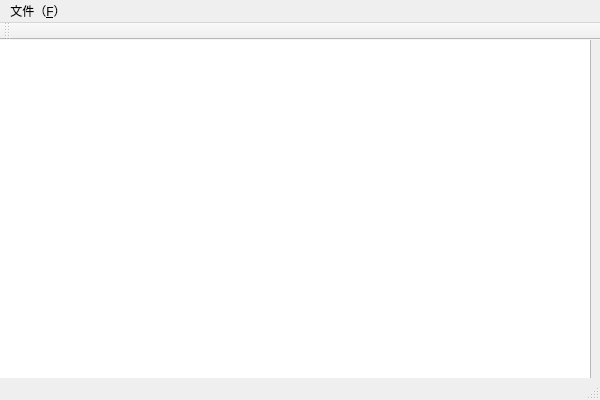
Old version of the form mynotpad/mynotpad.ui in the repository dongmuliu/mynotepad.
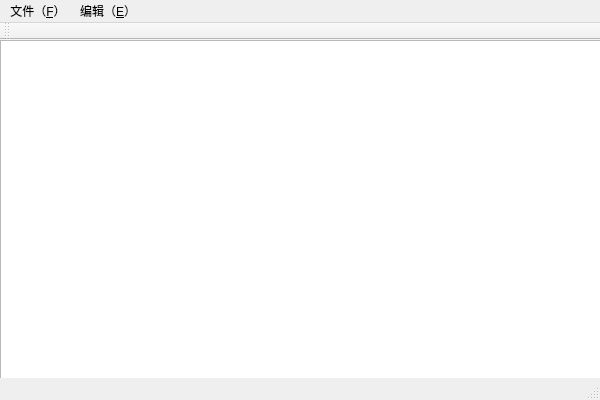
New version of the form.

Diff of the .ui file:
```diff
--- a/mynotpad/mynotpad.ui
+++ b/mynotpad/mynotpad.ui
@@ -17,8 +17,8 @@
    <widget class="QTextEdit" name="textEdit">
     <property name="geometry">
      <rect>
-      <x>-20</x>
-      <y>-10</y>
+      <x>0</x>
+      <y>0</y>
       <width>611</width>
       <height>351</height>
      </rect>
@@ -43,9 +43,21 @@
     <addaction name="saveAction"/>
     <addaction name="action_A"/>
     <addaction name="action_P"/>
-    <addaction name="action_E"/>
+    <addaction name="exitAction"/>
+   </widget>
+   <widget class="QMenu" name="menu_E">
+    <property name="title">
+     <string>编辑（&amp;E）</string>
+    </property>
+    <addaction name="undoAction"/>
+    <addaction name="redoAction"/>
+    <addaction name="copyAction"/>
+    <addaction name="cutAction"/>
+    <addaction name="selectAllAction"/>
+    <addaction name="datetimeAction"/>
    </widget>
    <addaction name="menu_F"/>
+   <addaction name="menu_E"/>
   </widget>
   <widget class="QToolBar" name="mainToolBar">
    <attribute name="toolBarArea">
```
Left out of the diff: 36 changed lines with no effect on the pictures.
